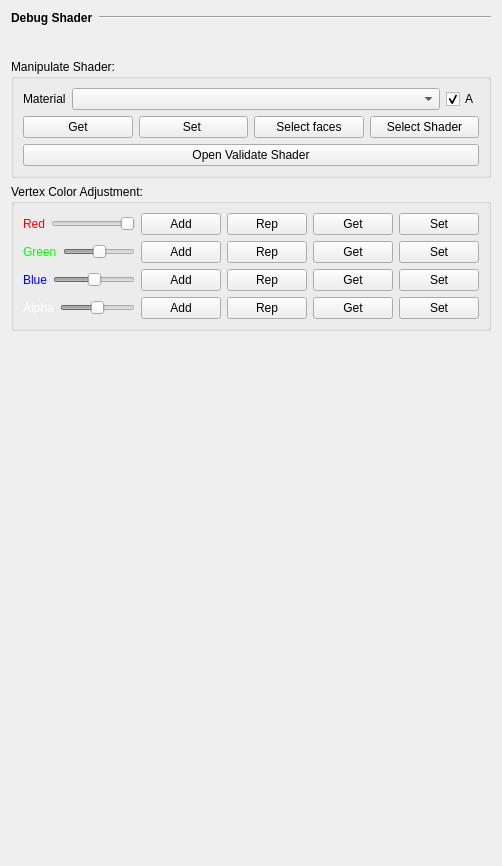
First picture: the form in Maya_Tools/Developer/Main/MODULE/ShaderTools/UI/ShaderTools.ui, repository code-google-com/mayatools, before the edit.
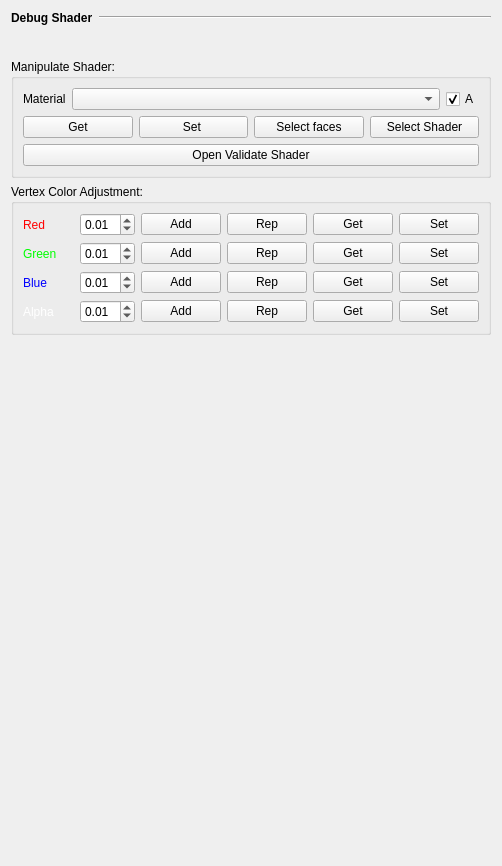
Second picture: the form after the edit. Icons and pictures are not drawn.

The edit to the form file:
```diff
--- a/Maya_Tools/Developer/Main/MODULE/ShaderTools/UI/ShaderTools.ui
+++ b/Maya_Tools/Developer/Main/MODULE/ShaderTools/UI/ShaderTools.ui
@@ -298,6 +298,12 @@
        <layout class="QHBoxLayout" name="horizontalLayout_6">
         <item>
          <widget class="QLabel" name="label_3">
+          <property name="sizePolicy">
+           <sizepolicy hsizetype="Preferred" vsizetype="Preferred">
+            <horstretch>0</horstretch>
+            <verstretch>0</verstretch>
+           </sizepolicy>
+          </property>
           <property name="layoutDirection">
            <enum>Qt::LeftToRight</enum>
           </property>
@@ -310,32 +316,32 @@
          </widget>
         </item>
         <item>
-         <widget class="QSlider" name="sldRed">
-          <property name="enabled">
-           <bool>false</bool>
+         <widget class="QDoubleSpinBox" name="doubleSpinBox">
+          <property name="sizePolicy">
+           <sizepolicy hsizetype="Preferred" vsizetype="Fixed">
+            <horstretch>0</horstretch>
+            <verstretch>0</verstretch>
+           </sizepolicy>
           </property>
           <property name="minimum">
-           <number>0</number>
+           <double>-1.000000000000000</double>
           </property>
           <property name="maximum">
-           <number>10</number>
+           <double>1.000000000000000</double>
           </property>
           <property name="singleStep">
-           <number>1</number>
+           <double>0.010000000000000</double>
           </property>
-          <property name="orientation">
-           <enum>Qt::Horizontal</enum>
-          </property>
-          <property name="invertedAppearance">
-           <bool>true</bool>
-          </property>
-          <property name="tickPosition">
-           <enum>QSlider::NoTicks</enum>
+          <property name="value">
+           <double>0.010000000000000</double>
           </property>
          </widget>
         </item>
         <item>
          <widget class="QPushButton" name="pushButton">
+          <property name="toolTip">
+           <string>Thêm</string>
+          </property>
           <property name="text">
            <string>Add</string>
           </property>
@@ -380,6 +386,12 @@
        <layout class="QHBoxLayout" name="horizontalLayout_9">
         <item>
          <widget class="QLabel" name="label_4">
+          <property name="sizePolicy">
+           <sizepolicy hsizetype="Preferred" vsizetype="Preferred">
+            <horstretch>0</horstretch>
+            <verstretch>0</verstretch>
+           </sizepolicy>
+          </property>
           <property name="layoutDirection">
            <enum>Qt::LeftToRight</enum>
           </property>
@@ -392,18 +404,24 @@
          </widget>
         </item>
         <item>
-         <widget class="QSlider" name="sldGreen">
-          <property name="enabled">
-           <bool>false</bool>
+         <widget class="QDoubleSpinBox" name="doubleSpinBox_2">
+          <property name="sizePolicy">
+           <sizepolicy hsizetype="Preferred" vsizetype="Fixed">
+            <horstretch>0</horstretch>
+            <verstretch>0</verstretch>
+           </sizepolicy>
           </property>
           <property name="minimum">
-           <number>-100</number>
+           <double>-1.000000000000000</double>
           </property>
           <property name="maximum">
-           <number>100</number>
+           <double>1.000000000000000</double>
           </property>
-          <property name="orientation">
-           <enum>Qt::Horizontal</enum>
+          <property name="singleStep">
+           <double>0.010000000000000</double>
+          </property>
+          <property name="value">
+           <double>0.010000000000000</double>
           </property>
          </widget>
         </item>
@@ -453,6 +471,12 @@
        <layout class="QHBoxLayout" name="horizontalLayout_10">
         <item>
          <widget class="QLabel" name="label_5">
+          <property name="sizePolicy">
+           <sizepolicy hsizetype="Preferred" vsizetype="Preferred">
+            <horstretch>0</horstretch>
+            <verstretch>0</verstretch>
+           </sizepolicy>
+          </property>
           <property name="layoutDirection">
            <enum>Qt::LeftToRight</enum>
           </property>
@@ -465,18 +489,24 @@
          </widget>
         </item>
         <item>
-         <widget class="QSlider" name="sldBlue">
-          <property name="enabled">
-           <bool>false</bool>
+         <widget class="QDoubleSpinBox" name="doubleSpinBox_3">
+          <property name="sizePolicy">
+           <sizepolicy hsizetype="Preferred" vsizetype="Fixed">
+            <horstretch>0</horstretch>
+            <verstretch>0</verstretch>
+           </sizepolicy>
           </property>
           <property name="minimum">
-           <number>-100</number>
+           <double>-1.000000000000000</double>
           </property>
           <property name="maximum">
-           <number>100</number>
+           <double>1.000000000000000</double>
           </property>
-          <property name="orientation">
-           <enum>Qt::Horizontal</enum>
+          <property name="singleStep">
+           <double>0.010000000000000</double>
+          </property>
+          <property name="value">
+           <double>0.010000000000000</double>
           </property>
          </widget>
         </item>
@@ -526,6 +556,12 @@
        <layout class="QHBoxLayout" name="horizontalLayout_11">
         <item>
          <widget class="QLabel" name="label_6">
+          <property name="sizePolicy">
+           <sizepolicy hsizetype="Preferred" vsizetype="Preferred">
+            <horstretch>0</horstretch>
+            <verstretch>0</verstretch>
+           </sizepolicy>
+          </property>
           <property name="layoutDirection">
            <enum>Qt::LeftToRight</enum>
           </property>
@@ -538,27 +574,24 @@
          </widget>
         </item>
         <item>
-         <widget class="QSlider" name="sldAlpha">
-          <property name="enabled">
-           <bool>false</bool>
+         <widget class="QDoubleSpinBox" name="doubleSpinBox_4">
+          <property name="sizePolicy">
+           <sizepolicy hsizetype="Preferred" vsizetype="Fixed">
+            <horstretch>0</horstretch>
+            <verstretch>0</verstretch>
+           </sizepolicy>
           </property>
           <property name="minimum">
-           <number>-100</number>
+           <double>-1.000000000000000</double>
           </property>
           <property name="maximum">
-           <number>100</number>
+           <double>1.000000000000000</double>
           </property>
-          <property name="tracking">
-           <bool>false</bool>
+          <property name="singleStep">
+           <double>0.010000000000000</double>
           </property>
-          <property name="orientation">
-           <enum>Qt::Horizontal</enum>
-          </property>
-          <property name="tickPosition">
-           <enum>QSlider::NoTicks</enum>
-          </property>
-          <property name="tickInterval">
-           <number>1</number>
+          <property name="value">
+           <double>0.010000000000000</double>
           </property>
          </widget>
         </item>
```
